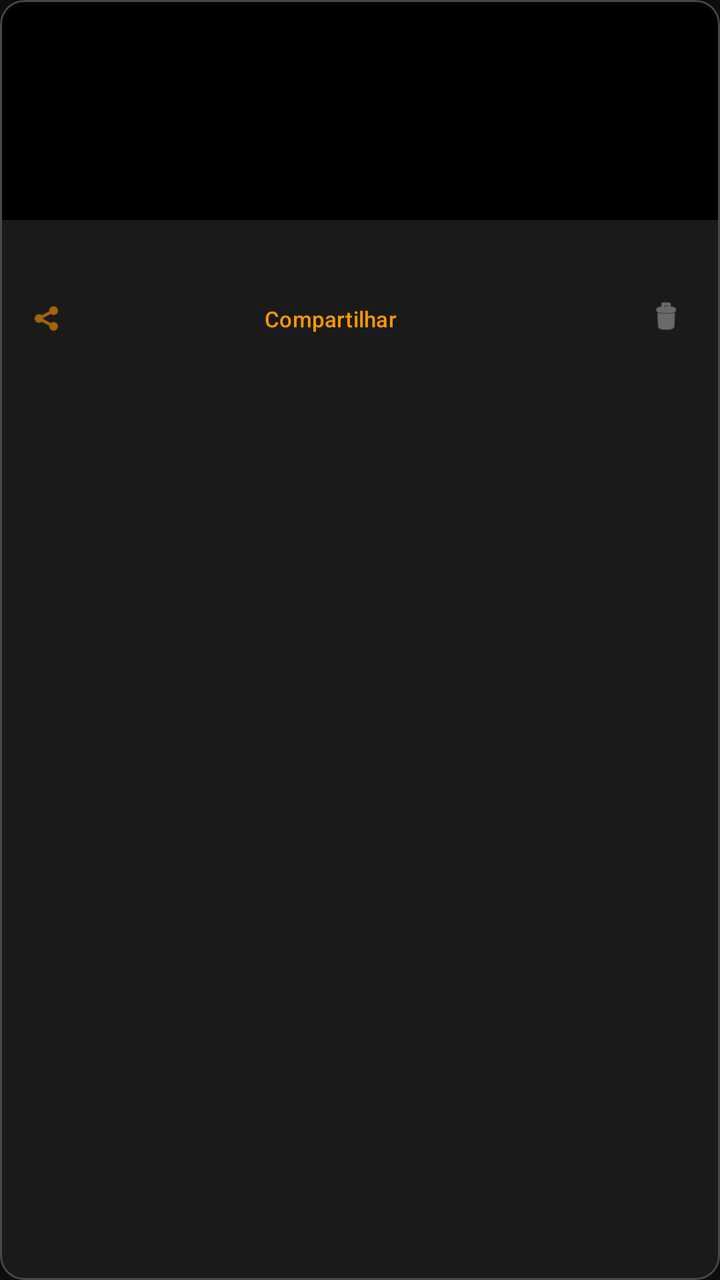
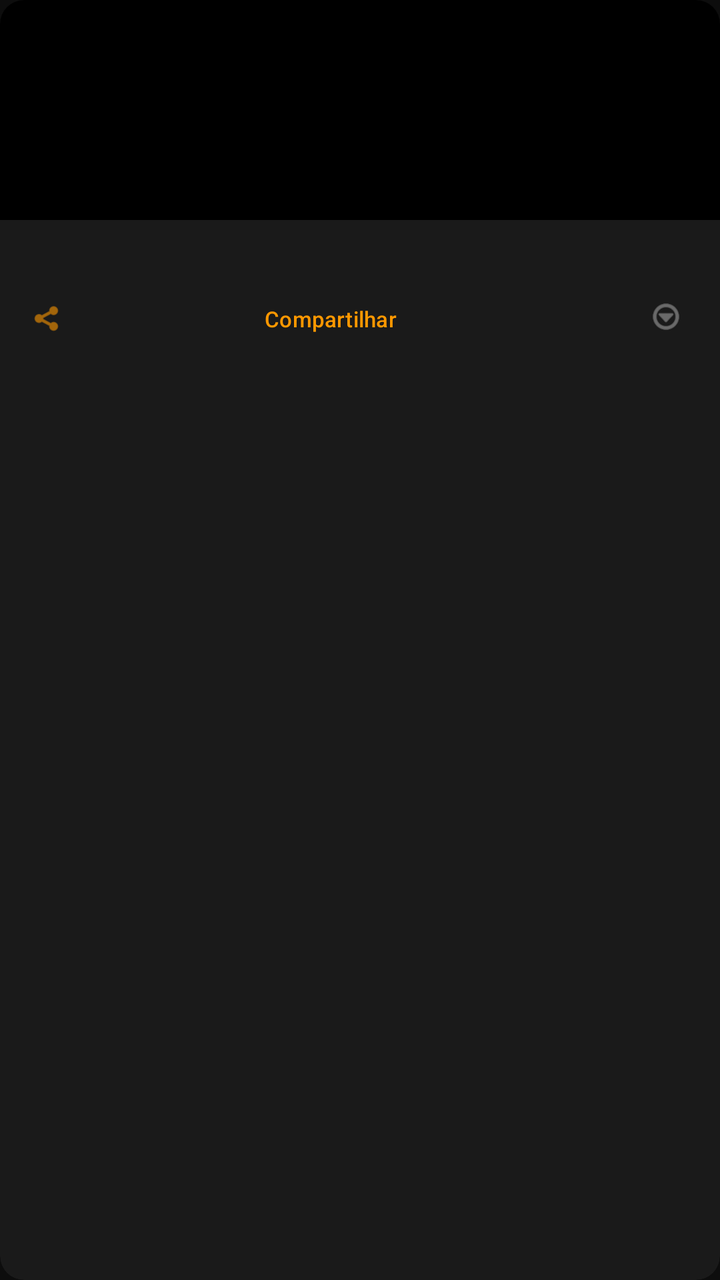

Compare the two renders of this Android layout. The source of the first and the diff that turns it into the second are given below.
<!-- AndroidManifest.xml: application theme Theme.Horizon -->
<!-- res/layout/item_video.xml -->
<?xml version="1.0" encoding="utf-8"?>
<com.google.android.material.card.MaterialCardView xmlns:android="http://schemas.android.com/apk/res/android"
    xmlns:app="http://schemas.android.com/apk/res-auto"
    android:layout_width="match_parent"
    android:layout_height="wrap_content"
    android:layout_margin="6dp"
    app:cardBackgroundColor="@color/surface"
    app:cardCornerRadius="12dp">

    <LinearLayout
        android:layout_width="match_parent"
        android:layout_height="wrap_content"
        android:orientation="vertical">

        <ImageView
            android:id="@+id/thumb"
            android:layout_width="match_parent"
            android:layout_height="110dp"
            android:background="#000000"
            android:scaleType="centerCrop" />

        <TextView
            android:id="@+id/name"
            android:layout_width="match_parent"
            android:layout_height="wrap_content"
            android:ellipsize="end"
            android:maxLines="2"
            android:paddingHorizontal="8dp"
            android:paddingTop="8dp"
            android:textColor="@color/text_primary"
            android:textSize="12sp" />

        <LinearLayout
            android:layout_width="match_parent"
            android:layout_height="wrap_content"
            android:orientation="horizontal"
            android:paddingHorizontal="4dp">

            <com.google.android.material.button.MaterialButton
                android:id="@+id/btnShare"
                style="@style/Widget.Material3.Button.TextButton.Icon"
                android:layout_width="0dp"
                android:layout_height="wrap_content"
                android:layout_weight="1"
                android:insetTop="0dp"
                android:insetBottom="0dp"
                android:minWidth="0dp"
                android:text="@string/share"
                android:textColor="@color/accent"
                android:textSize="11sp"
                app:icon="@android:drawable/ic_menu_share"
                app:iconSize="16dp"
                app:iconTint="@color/accent" />

            <com.google.android.material.button.MaterialButton
                android:id="@+id/btnDelete"
                style="@style/Widget.Material3.Button.IconButton"
                android:layout_width="wrap_content"
                android:layout_height="wrap_content"
                app:icon="@android:drawable/ic_menu_delete"
                app:iconSize="18dp"
                app:iconTint="@color/text_secondary" />
        </LinearLayout>
    </LinearLayout>
</com.google.android.material.card.MaterialCardView>
<!-- resources referenced by this layout -->
<resources>
  <color name="accent">#FF9800</color>
  <color name="surface">#1A1A1A</color>
  <color name="text_primary">#FFFFFF</color>
  <color name="text_secondary">#9E9E9E</color>
  <string name="share">Compartilhar</string>
  <style name="Theme.Horizon" parent="Theme.Material3.Dark.NoActionBar">
          <item name="android:windowBackground">@color/bg</item>
          <item name="colorPrimary">@color/accent</item>
          <item name="colorOnPrimary">#000000</item>
          <item name="colorSurface">@color/surface</item>
          <item name="android:statusBarColor">@color/bg</item>
          <item name="android:navigationBarColor">@color/bg</item>
      </style>
  <color name="bg">#0D0D0D</color>
</resources>

<!-- the commit's change to res/layout/item_video.xml (unified diff, before → after) -->
@@ -1,23 +1,43 @@
 <?xml version="1.0" encoding="utf-8"?>
 <com.google.android.material.card.MaterialCardView xmlns:android="http://schemas.android.com/apk/res/android"
     xmlns:app="http://schemas.android.com/apk/res-auto"
+    android:id="@+id/card"
     android:layout_width="match_parent"
     android:layout_height="wrap_content"
     android:layout_margin="6dp"
     app:cardBackgroundColor="@color/surface"
-    app:cardCornerRadius="12dp">
+    app:cardCornerRadius="12dp"
+    app:strokeColor="@color/accent"
+    app:strokeWidth="0dp">
 
     <LinearLayout
         android:layout_width="match_parent"
         android:layout_height="wrap_content"
         android:orientation="vertical">
 
-        <ImageView
-            android:id="@+id/thumb"
+        <FrameLayout
             android:layout_width="match_parent"
-            android:layout_height="110dp"
-            android:background="#000000"
-            android:scaleType="centerCrop" />
+            android:layout_height="110dp">
+
+            <ImageView
+                android:id="@+id/thumb"
+                android:layout_width="match_parent"
+                android:layout_height="match_parent"
+                android:background="#000000"
+                android:scaleType="centerCrop" />
+
+            <ImageView
+                android:id="@+id/check"
+                android:layout_width="26dp"
+                android:layout_height="26dp"
+                android:layout_gravity="top|end"
+                android:layout_margin="6dp"
+                android:background="@drawable/check_bg"
+                android:padding="3dp"
+                android:src="@android:drawable/checkbox_on_background"
+                android:visibility="gone"
+                app:tint="#FFFFFF" />
+        </FrameLayout>
 
         <TextView
             android:id="@+id/name"
@@ -31,6 +51,7 @@
             android:textSize="12sp" />
 
         <LinearLayout
+            android:id="@+id/actions"
             android:layout_width="match_parent"
             android:layout_height="wrap_content"
             android:orientation="horizontal"
@@ -53,11 +74,11 @@
                 app:iconTint="@color/accent" />
 
             <com.google.android.material.button.MaterialButton
-                android:id="@+id/btnDelete"
+                android:id="@+id/btnMore"
                 style="@style/Widget.Material3.Button.IconButton"
                 android:layout_width="wrap_content"
                 android:layout_height="wrap_content"
-                app:icon="@android:drawable/ic_menu_delete"
+                app:icon="@android:drawable/ic_menu_more"
                 app:iconSize="18dp"
                 app:iconTint="@color/text_secondary" />
         </LinearLayout>
<!-- resource entries referenced after the edit -->
@@ -4,6 +4,12 @@
   <color name="surface">#1A1A1A</color>
   <color name="text_primary">#FFFFFF</color>
   <color name="text_secondary">#9E9E9E</color>
+  <!-- drawable check_bg (drawable) -->
+  <?xml version="1.0" encoding="utf-8"?>
+  <shape xmlns:android="http://schemas.android.com/apk/res/android"
+      android:shape="oval">
+      <solid android:color="@color/accent" />
+  </shape>
   <string name="share">Compartilhar</string>
   <style name="Theme.Horizon" parent="Theme.Material3.Dark.NoActionBar">
           <item name="android:windowBackground">@color/bg</item>
